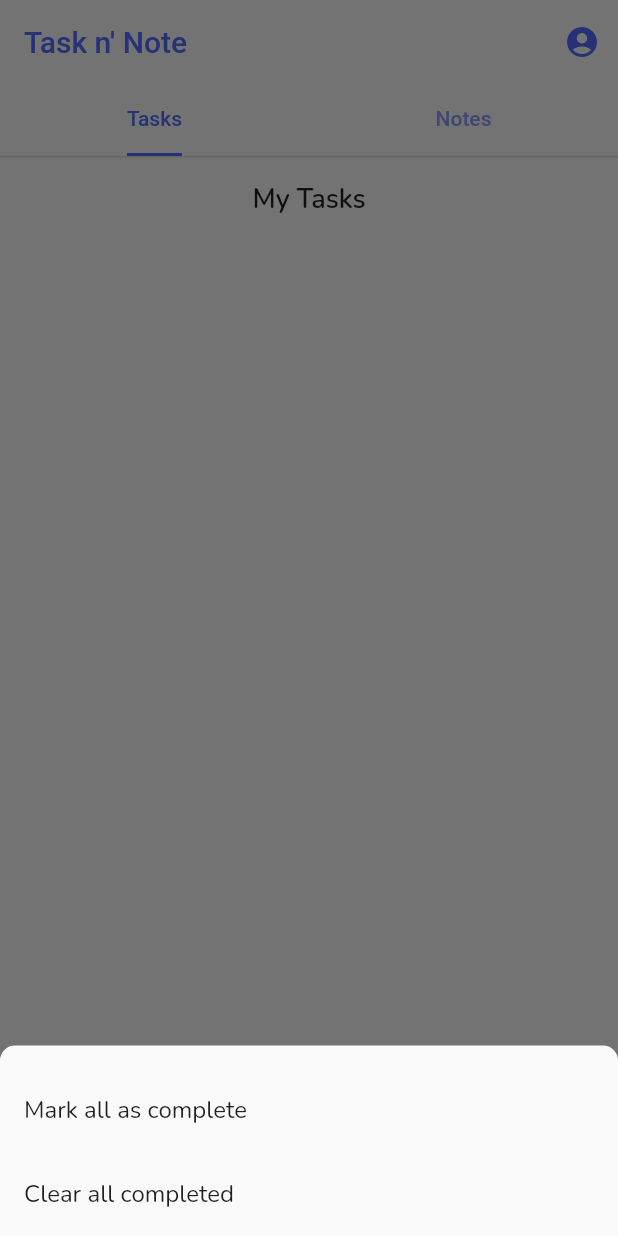
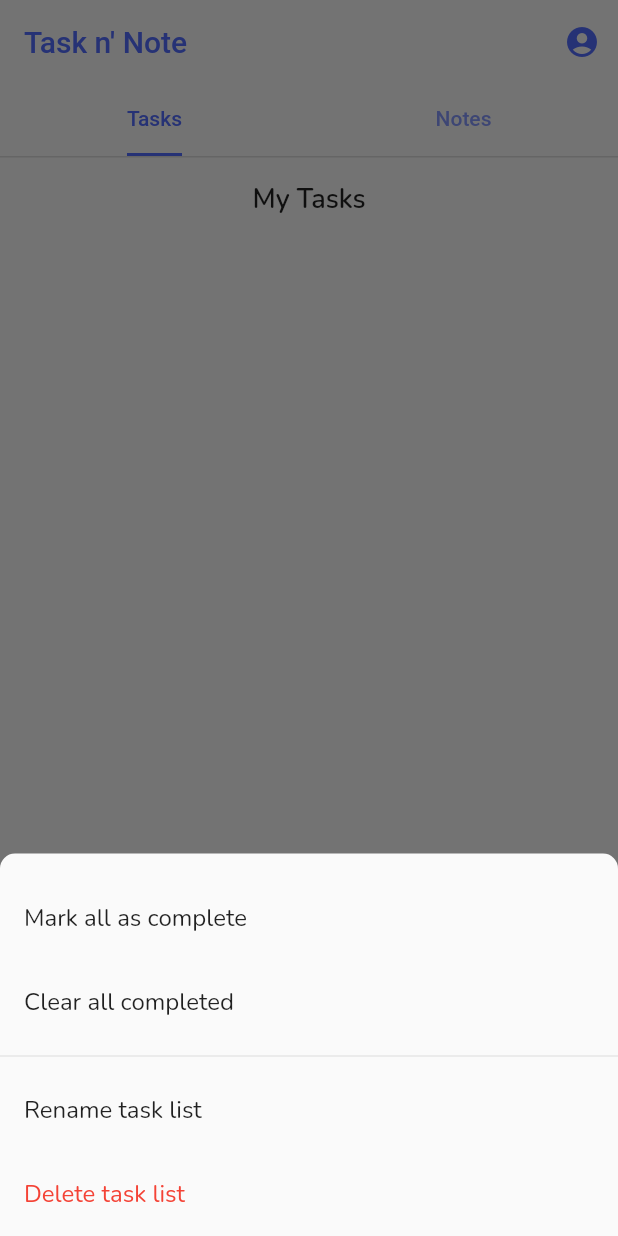
Before and after one commit to jedymatt/task_n_note, a Flutter app: the screen it shows after launch, after a tap on the "more vert" icon, on a phone screen of 412 x 824 dp. Run offline on Flutter 3.47's test engine with Material 2 defaults, Android fonts, the light colour scheme and no system bars; our stand-ins replace google_fonts.

Commit message:
Refactor codes

```diff
--- a/lib/models/task_group.dart
+++ /dev/null
@@ -1,9 +0,0 @@
-// Project imports:
-import 'todo.dart';
-
-class TaskGroup {
-  String title;
-  List<Todo> todos;
-
-  TaskGroup({required this.title, List<Todo>? todos}) : todos = [];
-}
--- /dev/null
+++ b/lib/models/todo_list.dart
@@ -0,0 +1,9 @@
+// Project imports:
+import 'todo.dart';
+
+class TodoList {
+  String title;
+  List<Todo> todos;
+
+  TodoList({required this.title, List<Todo>? todos}) : todos = [];
+}
--- a/lib/provider/tasks_model.dart
+++ b/lib/provider/tasks_model.dart
@@ -5,49 +5,49 @@ import 'dart:collection';
 import 'package:flutter/material.dart';
 
 // Project imports:
-import '../models/task_group.dart';
+import '../models/todo_list.dart';
 import '../models/todo.dart';
 
 class TasksModel extends ChangeNotifier {
-  late List<TaskGroup> _taskGroups;
-  late TaskGroup _currentTaskGroup;
+  late List<TodoList> _todoLists;
+  late TodoList _currentTodoList;
 
   TasksModel() {
-    _taskGroups = [
-      TaskGroup(title: 'My Tasks'),
+    _todoLists = [
+      TodoList(title: 'My Tasks'),
     ];
 
-    _currentTaskGroup = _taskGroups.first;
+    _currentTodoList = _todoLists.first;
   }
 
-  UnmodifiableListView<TaskGroup> get taskGroups =>
-      UnmodifiableListView(_taskGroups);
+  UnmodifiableListView<TodoList> get todoLists =>
+      UnmodifiableListView(_todoLists);
 
-  TaskGroup get currentTaskGroup => _currentTaskGroup;
+  TodoList get currentTodoList => _currentTodoList;
 
-  void addTaskGroup(TaskGroup taskGroup) {
-    _taskGroups.add(taskGroup);
+  void addTodoList(TodoList todoList) {
+    _todoLists.add(todoList);
     notifyListeners();
   }
 
-  void removeTaskGroup(TaskGroup taskGroup) {
-    _taskGroups.remove(taskGroup);
+  void removeTodoList(TodoList todoList) {
+    _todoLists.remove(todoList);
     notifyListeners();
   }
 
-  void updateTaskGroupByIndex(int index, TaskGroup newTaskGroup) {
-    _taskGroups[index] = newTaskGroup;
-    notifyListeners();
-  }
+  // void updateTaskGroupByIndex(int index, TodoList newTaskGroup) {
+  //   _todoLists[index] = newTaskGroup;
+  //   notifyListeners();
+  // }
 
-  void updateTaskGroup(TaskGroup oldTaskGroup, TaskGroup newTaskGroup) {
-    int index = _taskGroups.indexOf(oldTaskGroup);
-    _taskGroups[index] = newTaskGroup;
-    notifyListeners();
-  }
+  // void updateTaskGroup(TodoList oldTaskGroup, TodoList newTaskGroup) {
+  //   int index = _todoLists.indexOf(oldTaskGroup);
+  //   _todoLists[index] = newTaskGroup;
+  //   notifyListeners();
+  // }
 
-  void updateCurrentTaskGroup(TaskGroup newCurrentTaskGroup) {
-    _currentTaskGroup = newCurrentTaskGroup;
+  void setCurrentTodoList(TodoList todoList) {
+    _currentTodoList = todoList;
     notifyListeners();
   }
 
@@ -57,7 +57,11 @@ class TasksModel extends ChangeNotifier {
 
   /// Add todo  in the current task group
   void addTodo(Todo todo) {
-    _currentTaskGroup.todos.add(todo);
+    _currentTodoList.todos.add(todo);
     notifyListeners();
   }
+
+  void updateTodo(Todo todo) {
+    int index = _currentTodoList.todos.indexOf(todo);
+  }
 }
--- a/lib/screens/add_task_group_screen.dart
+++ b/lib/screens/add_task_group_screen.dart
@@ -7,7 +7,7 @@ import 'package:flutter/material.dart';
 import 'package:provider/provider.dart';
 
 // Project imports:
-import '../models/task_group.dart';
+import '../models/todo_list.dart';
 import '../provider/tasks_model.dart';
 
 class AddTaskGroupScreen extends StatelessWidget {
@@ -30,11 +30,11 @@ class AddTaskGroupScreen extends StatelessWidget {
         actions: [
           IconButton(
             onPressed: () {
-              TaskGroup taskGroup = TaskGroup(
+              TodoList taskGroup = TodoList(
                 title: titleController.text,
               );
               Provider.of<TasksModel>(context, listen: false)
-                  .addTaskGroup(taskGroup);
+                  .addTodoList(taskGroup);
 
               Navigator.pop(context);
             },
--- a/lib/screens/home_screen.dart
+++ b/lib/screens/home_screen.dart
@@ -7,7 +7,8 @@ import 'package:flutter/material.dart';
 import 'package:google_fonts/google_fonts.dart';
 
 // Project imports:
-import 'package:task_n_note/models/task_group.dart';
+import 'package:task_n_note/models/todo_list.dart';
+import 'package:task_n_note/widgets/tasks_bottom_app_bar.dart';
 import '../widgets/note_list_view.dart';
 import '../widgets/task_group_sheet.dart';
 import '../widgets/task_list_view.dart';
@@ -22,11 +23,11 @@ class HomeScreen extends StatefulWidget {
 
 class _HomeScreenState extends State<HomeScreen> {
   int currentTabIndex = 0;
-  List<TaskGroup> taskGroups = [
-    TaskGroup(title: 'My Tasks'),
+  List<TodoList> taskGroups = [
+    TodoList(title: 'My Tasks'),
   ];
 
-  late TaskGroup currentTaskGroup;
+  late TodoList currentTaskGroup;
 
   @override
   void initState() {
@@ -105,7 +106,7 @@ class _HomeScreenState extends State<HomeScreen> {
         ),
         floatingActionButtonLocation: FloatingActionButtonLocation.centerDocked,
         bottomNavigationBar: currentTabIndex == 0
-            ? buildTaskBottomAppBar()
+            ? TasksBottomAppBar()
             : BottomAppBar(
                 shape: CircularNotchedRectangle(),
                 notchMargin: 5.0,
@@ -157,57 +158,4 @@ class _HomeScreenState extends State<HomeScreen> {
       ),
     ];
   }
-
-  Widget buildTaskBottomAppBar() {
-    return Builder(builder: (context) {
-      return BottomAppBar(
-        shape: CircularNotchedRectangle(),
-        notchMargin: 5.0,
-        child: Row(
-          mainAxisSize: MainAxisSize.max,
-          children: [
-            IconButton(
-              icon: Icon(Icons.menu),
-              onPressed: showTaskGroupSheet,
-            ),
-            Spacer(),
-            IconButton(
-              icon: Icon(Icons.more_vert),
-              onPressed: () {
-                showModalBottomSheet(
-                  context: context,
-                  builder: (context) {
-                    return Column(
-                      mainAxisSize: MainAxisSize.min,
-                      children: [
-                        SizedBox(
-                          height: 15.0,
-                        ),
-                        ListTile(
-                          // leading: Icon(Icons.done_all),
-                          title: Text('Mark all as complete'),
-                          onTap: () {},
-                        ),
-                        ListTile(
-                          // leading: Icon(Icons.clear_all),
-                          title: Text('Clear all completed'),
-                          onTap: () {},
-                        ),
-                      ],
-                    );
-                  },
-                  shape: RoundedRectangleBorder(
-                    borderRadius: BorderRadius.only(
-                      topLeft: Radius.circular(10.0),
-                      topRight: Radius.circular(10.0),
-                    ),
-                  ),
-                );
-              },
-            ),
-          ],
-        ),
-      );
-    });
-  }
 }
--- a/lib/widgets/task_list_view.dart
+++ b/lib/widgets/task_list_view.dart
@@ -33,7 +33,7 @@ class TaskListView extends StatelessWidget {
                 padding: EdgeInsets.all(8.0),
                 child: Center(
                   child: Text(
-                    tasksModel.currentTaskGroup.title,
+                    tasksModel.currentTodoList.title,
                     style: TextStyle(
                       fontSize: 18,
                       fontWeight: FontWeight.w600,
@@ -41,7 +41,7 @@ class TaskListView extends StatelessWidget {
                   ),
                 ),
               ),
-              ...tasksModel.currentTaskGroup.todos
+              ...tasksModel.currentTodoList.todos
                   .map((task) => _buildTaskItem(task))
                   .toList(),
             ],
--- /dev/null
+++ b/lib/widgets/tasks_bottom_app_bar.dart
@@ -0,0 +1,88 @@
+// ignore_for_file: prefer_const_constructors
+
+import 'package:flutter/material.dart';
+
+import 'task_group_sheet.dart';
+
+class TasksBottomAppBar extends StatelessWidget {
+  const TasksBottomAppBar({Key? key}) : super(key: key);
+
+  @override
+  Widget build(BuildContext context) {
+    return BottomAppBar(
+      shape: CircularNotchedRectangle(),
+      notchMargin: 5.0,
+      child: Row(
+        mainAxisSize: MainAxisSize.max,
+        children: [
+          IconButton(
+            icon: Icon(Icons.menu),
+            onPressed: () {
+              showModalBottomSheet(
+                context: context,
+                builder: (context) {
+                  return TaskGroupSheet();
+                },
+                shape: RoundedRectangleBorder(
+                  borderRadius: BorderRadius.vertical(
+                    top: Radius.circular(10.0),
+                  ),
+                ),
+                isScrollControlled: true,
+              );
+            },
+          ),
+          Spacer(),
+          IconButton(
+            icon: Icon(Icons.more_vert),
+            onPressed: () {
+              showModalBottomSheet(
+                context: context,
+                builder: (context) {
+                  return ListView(
+                    shrinkWrap: true,
+                    children: [
+                      SizedBox(
+                        height: 15.0,
+                      ),
+                      ListTile(
+                        title: Text('Mark all as complete'),
+                        onTap: () {},
+                      ),
+                      ListTile(
+                        title: Text('Clear all completed'),
+                        onTap: () {},
+                      ),
+                      Divider(),
+                      ListTile(
+                        title: Text('Rename task list'),
+                        onTap: () {},
+                      ),
+                      // Divider(),
+                      ListTile(
+                        // leading: Icon(Icons.clear_all),
+                        title: Text(
+                          'Delete task list',
+                          style: TextStyle(
+                            color: Colors.red,
+                          ),
+                        ),
+                        onTap: () {},
+                      ),
+                    ],
+                  );
+                },
+                shape: RoundedRectangleBorder(
+                  borderRadius: BorderRadius.only(
+                    topLeft: Radius.circular(10.0),
+                    topRight: Radius.circular(10.0),
+                  ),
+                ),
+              );
+            },
+          ),
+        ],
+      ),
+    );
+  }
+}
```
Also changed, not shown: lib/widgets/task_group_sheet.dart (+6 -6 lines).
